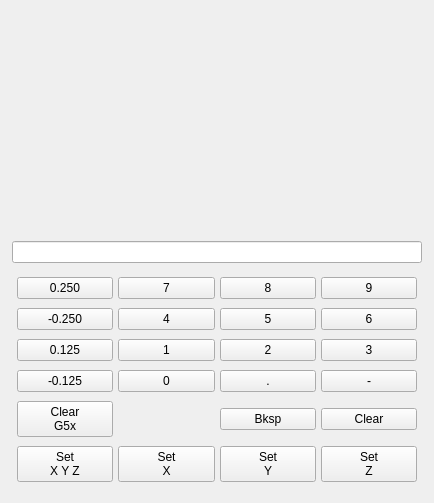
Before: the Qt Designer form qtpyvcp/widgets/utility_widgets/g5x_offset/g5x_keypad.ui in kcjengr/qtpyvcp, drawn with Qt 5.
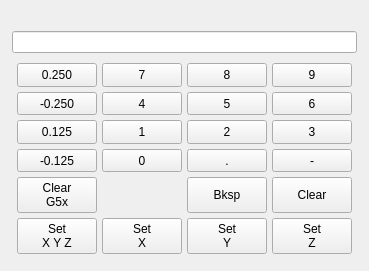
After: the same form once the commit is applied. Custom widgets are drawn as their Qt base class.

Commit message: add missing button groups

The edit to the form file:
```diff
--- a/qtpyvcp/widgets/utility_widgets/g5x_offset/g5x_keypad.ui
+++ b/qtpyvcp/widgets/utility_widgets/g5x_offset/g5x_keypad.ui
@@ -6,8 +6,8 @@
    <rect>
     <x>0</x>
     <y>0</y>
-    <width>434</width>
-    <height>503</height>
+    <width>365</width>
+    <height>271</height>
    </rect>
   </property>
   <property name="windowTitle">
@@ -17,7 +17,7 @@
    <item>
     <widget class="VCPWidget" name="g5xWidget">
      <property name="rules" stdset="0">
-      <string>[{&quot;channels&quot;: [{&quot;url&quot;: &quot;status:all_axes_homed&quot;, &quot;trigger&quot;: true}], &quot;property&quot;: &quot;Enable&quot;, &quot;expression&quot;: &quot;ch[0]&quot;, &quot;name&quot;: &quot;New Rule&quot;}]</string>
+      <string>[{&quot;channels&quot;: [{&quot;url&quot;: &quot;status:all_axes_homed&quot;, &quot;trigger&quot;: true}], &quot;property&quot;: &quot;Enable&quot;, &quot;expression&quot;: &quot;ch[0]&quot;, &quot;name&quot;: &quot;enabled&quot;}]</string>
      </property>
      <layout class="QGridLayout" name="gridLayout_33">
       <property name="leftMargin">
@@ -35,8 +35,14 @@
       <property name="spacing">
        <number>5</number>
       </property>
-      <item row="0" column="0">
+      <item row="1" column="0">
        <widget class="StatusLabel" name="statuslabel_27">
+        <property name="sizePolicy">
+         <sizepolicy hsizetype="Preferred" vsizetype="Fixed">
+          <horstretch>0</horstretch>
+          <verstretch>0</verstretch>
+         </sizepolicy>
+        </property>
         <property name="alignment">
          <set>Qt::AlignCenter</set>
         </property>
@@ -45,14 +51,7 @@
         </property>
        </widget>
       </item>
-      <item row="1" column="0">
-       <widget class="QLineEdit" name="g5xOffsetLbl">
-        <property name="readOnly">
-         <bool>true</bool>
-        </property>
-       </widget>
-      </item>
-      <item row="2" column="0">
+      <item row="3" column="0">
        <widget class="QWidget" name="g5xKeypad" native="true">
         <layout class="QGridLayout" name="gridLayout_17">
          <property name="leftMargin">
@@ -70,178 +69,348 @@
          <property name="spacing">
           <number>5</number>
          </property>
-         <item row="1" column="2">
-          <widget class="QPushButton" name="pushButton_93">
+         <item row="5" column="2">
+          <widget class="QPushButton" name="g5xBkspBtn">
+           <property name="sizePolicy">
+            <sizepolicy hsizetype="Minimum" vsizetype="Expanding">
+             <horstretch>0</horstretch>
+             <verstretch>0</verstretch>
+            </sizepolicy>
+           </property>
            <property name="text">
-            <string>5</string>
+            <string>Bksp</string>
            </property>
           </widget>
          </item>
-         <item row="2" column="3">
-          <widget class="QPushButton" name="pushButton_88">
+         <item row="6" column="1">
+          <widget class="MDIButton" name="mdibutton_3">
+           <property name="sizePolicy">
+            <sizepolicy hsizetype="Minimum" vsizetype="Expanding">
+             <horstretch>0</horstretch>
+             <verstretch>0</verstretch>
+            </sizepolicy>
+           </property>
            <property name="text">
-            <string>3</string>
+            <string>Set
+X</string>
            </property>
+           <property name="MDICommand" stdset="0">
+            <string>G10L20P0X#&lt;g5xOffsetLbl&gt;</string>
+           </property>
           </widget>
          </item>
-         <item row="2" column="0">
+         <item row="3" column="0">
           <widget class="QPushButton" name="pushButton_47">
+           <property name="sizePolicy">
+            <sizepolicy hsizetype="Minimum" vsizetype="Expanding">
+             <horstretch>0</horstretch>
+             <verstretch>0</verstretch>
+            </sizepolicy>
+           </property>
            <property name="text">
             <string>0.125</string>
            </property>
+           <attribute name="buttonGroup">
+            <string notr="true">keypad</string>
+           </attribute>
           </widget>
          </item>
-         <item row="2" column="2">
-          <widget class="QPushButton" name="pushButton_87">
+         <item row="6" column="2">
+          <widget class="MDIButton" name="mdibutton_5">
+           <property name="sizePolicy">
+            <sizepolicy hsizetype="Minimum" vsizetype="Expanding">
+             <horstretch>0</horstretch>
+             <verstretch>0</verstretch>
+            </sizepolicy>
+           </property>
            <property name="text">
-            <string>2</string>
+            <string>Set
+Y</string>
            </property>
+           <property name="MDICommand" stdset="0">
+            <string>G10L20P0Y#&lt;g5xOffsetLbl&gt;</string>
+           </property>
           </widget>
          </item>
-         <item row="3" column="3">
-          <widget class="QPushButton" name="pushButton_90">
+         <item row="6" column="3">
+          <widget class="MDIButton" name="mdibutton_6">
+           <property name="sizePolicy">
+            <sizepolicy hsizetype="Minimum" vsizetype="Expanding">
+             <horstretch>0</horstretch>
+             <verstretch>0</verstretch>
+            </sizepolicy>
+           </property>
            <property name="text">
-            <string>-</string>
+            <string>Set
+Z</string>
            </property>
+           <property name="MDICommand" stdset="0">
+            <string>G10L20P0Z#&lt;g5xOffsetLbl&gt;</string>
+           </property>
           </widget>
          </item>
-         <item row="1" column="0">
-          <widget class="QPushButton" name="pushButton_91">
+         <item row="0" column="1">
+          <widget class="QPushButton" name="pushButton_97">
+           <property name="sizePolicy">
+            <sizepolicy hsizetype="Minimum" vsizetype="Expanding">
+             <horstretch>0</horstretch>
+             <verstretch>0</verstretch>
+            </sizepolicy>
+           </property>
            <property name="text">
-            <string>-0.250</string>
+            <string>7</string>
            </property>
+           <attribute name="buttonGroup">
+            <string notr="true">keypad</string>
+           </attribute>
           </widget>
          </item>
-         <item row="3" column="0">
+         <item row="4" column="0">
           <widget class="QPushButton" name="pushButton_46">
+           <property name="sizePolicy">
+            <sizepolicy hsizetype="Minimum" vsizetype="Expanding">
+             <horstretch>0</horstretch>
+             <verstretch>0</verstretch>
+            </sizepolicy>
+           </property>
            <property name="text">
             <string>-0.125</string>
            </property>
+           <attribute name="buttonGroup">
+            <string notr="true">keypad</string>
+           </attribute>
           </widget>
          </item>
-         <item row="3" column="1">
+         <item row="4" column="1">
           <widget class="QPushButton" name="pushButton_49">
+           <property name="sizePolicy">
+            <sizepolicy hsizetype="Minimum" vsizetype="Expanding">
+             <horstretch>0</horstretch>
+             <verstretch>0</verstretch>
+            </sizepolicy>
+           </property>
            <property name="text">
             <string>0</string>
            </property>
+           <attribute name="buttonGroup">
+            <string notr="true">keypad</string>
+           </attribute>
           </widget>
          </item>
-         <item row="4" column="2">
-          <widget class="QPushButton" name="g5xBkspBtn">
+         <item row="0" column="0">
+          <widget class="QPushButton" name="pushButton_98">
+           <property name="sizePolicy">
+            <sizepolicy hsizetype="Minimum" vsizetype="Expanding">
+             <horstretch>0</horstretch>
+             <verstretch>0</verstretch>
+            </sizepolicy>
+           </property>
            <property name="text">
-            <string>Bksp</string>
+            <string>0.250</string>
+           </property>
+           <attribute name="buttonGroup">
+            <string notr="true">keypad</string>
+           </attribute>
+          </widget>
+         </item>
+         <item row="3" column="3">
+          <widget class="QPushButton" name="pushButton_88">
+           <property name="sizePolicy">
+            <sizepolicy hsizetype="Minimum" vsizetype="Expanding">
+             <horstretch>0</horstretch>
+             <verstretch>0</verstretch>
+            </sizepolicy>
+           </property>
+           <property name="text">
+            <string>3</string>
+           </property>
+           <attribute name="buttonGroup">
+            <string notr="true">keypad</string>
+           </attribute>
+          </widget>
+         </item>
+         <item row="5" column="3">
+          <widget class="QPushButton" name="g5xClearBtn">
+           <property name="sizePolicy">
+            <sizepolicy hsizetype="Minimum" vsizetype="Expanding">
+             <horstretch>0</horstretch>
+             <verstretch>0</verstretch>
+            </sizepolicy>
+           </property>
+           <property name="text">
+            <string>Clear</string>
            </property>
           </widget>
          </item>
          <item row="3" column="2">
+          <widget class="QPushButton" name="pushButton_87">
+           <property name="sizePolicy">
+            <sizepolicy hsizetype="Minimum" vsizetype="Expanding">
+             <horstretch>0</horstretch>
+             <verstretch>0</verstretch>
+            </sizepolicy>
+           </property>
+           <property name="text">
+            <string>2</string>
+           </property>
+           <attribute name="buttonGroup">
+            <string notr="true">keypad</string>
+           </attribute>
+          </widget>
+         </item>
+         <item row="1" column="2">
+          <widget class="QPushButton" name="pushButton_93">
+           <property name="sizePolicy">
+            <sizepolicy hsizetype="Minimum" vsizetype="Expanding">
+             <horstretch>0</horstretch>
+             <verstretch>0</verstretch>
+            </sizepolicy>
+           </property>
+           <property name="text">
+            <string>5</string>
+           </property>
+           <attribute name="buttonGroup">
+            <string notr="true">keypad</string>
+           </attribute>
+          </widget>
+         </item>
+         <item row="4" column="2">
           <widget class="QPushButton" name="pushButton_83">
+           <property name="sizePolicy">
+            <sizepolicy hsizetype="Minimum" vsizetype="Expanding">
+             <horstretch>0</horstretch>
+             <verstretch>0</verstretch>
+            </sizepolicy>
+           </property>
            <property name="text">
             <string>.</string>
            </property>
+           <attribute name="buttonGroup">
+            <string notr="true">keypad</string>
+           </attribute>
           </widget>
          </item>
-         <item row="2" column="1">
-          <widget class="QPushButton" name="pushButton_48">
-           <property name="text">
-            <string>1</string>
+         <item row="1" column="0">
+          <widget class="QPushButton" name="pushButton_91">
+           <property name="sizePolicy">
+            <sizepolicy hsizetype="Minimum" vsizetype="Expanding">
+             <horstretch>0</horstretch>
+             <verstretch>0</verstretch>
+            </sizepolicy>
            </property>
-          </widget>
-         </item>
-         <item row="1" column="1">
-          <widget class="QPushButton" name="pushButton_92">
            <property name="text">
-            <string>4</string>
+            <string>-0.250</string>
            </property>
+           <attribute name="buttonGroup">
+            <string notr="true">keypad</string>
+           </attribute>
           </widget>
          </item>
          <item row="1" column="3">
           <widget class="QPushButton" name="pushButton_94">
+           <property name="sizePolicy">
+            <sizepolicy hsizetype="Minimum" vsizetype="Expanding">
+             <horstretch>0</horstretch>
+             <verstretch>0</verstretch>
+            </sizepolicy>
+           </property>
            <property name="text">
             <string>6</string>
            </property>
+           <attribute name="buttonGroup">
+            <string notr="true">keypad</string>
+           </attribute>
           </widget>
          </item>
          <item row="4" column="3">
-          <widget class="QPushButton" name="g5xClearBtn">
+          <widget class="QPushButton" name="pushButton_90">
+           <property name="sizePolicy">
+            <sizepolicy hsizetype="Minimum" vsizetype="Expanding">
+             <horstretch>0</horstretch>
+             <verstretch>0</verstretch>
+            </sizepolicy>
+           </property>
            <property name="text">
-            <string>Clear</string>
+            <string>-</string>
            </property>
+           <attribute name="buttonGroup">
+            <string notr="true">keypad</string>
+           </attribute>
           </widget>
          </item>
          <item row="0" column="3">
           <widget class="QPushButton" name="pushButton_95">
+           <property name="sizePolicy">
+            <sizepolicy hsizetype="Minimum" vsizetype="Expanding">
+             <horstretch>0</horstretch>
+             <verstretch>0</verstretch>
+            </sizepolicy>
+           </property>
            <property name="text">
             <string>9</string>
            </property>
+           <attribute name="buttonGroup">
+            <string notr="true">keypad</string>
+           </attribute>
+          </widget>
+         </item>
+         <item row="6" column="0">
+          <widget class="MDIButton" name="mdibutton_4">
+           <property name="sizePolicy">
+            <sizepolicy hsizetype="Minimum" vsizetype="Expanding">
+             <horstretch>0</horstretch>
+             <verstretch>0</verstretch>
+            </sizepolicy>
+           </property>
+           <property name="text">
+            <string>Set
+X Y Z</string>
+           </property>
+           <property name="MDICommand" stdset="0">
+            <string>G10L20P0X#&lt;g5xOffsetLbl&gt;Y#&lt;g5xOffsetLbl&gt;Z#&lt;g5xOffsetLbl&gt;</string>
+           </property>
           </widget>
          </item>
          <item row="0" column="2">
           <widget class="QPushButton" name="pushButton_96">
+           <property name="sizePolicy">
+            <sizepolicy hsizetype="Minimum" vsizetype="Expanding">
+             <horstretch>0</horstretch>
+             <verstretch>0</verstretch>
+            </sizepolicy>
+           </property>
            <property name="text">
             <string>8</string>
            </property>
+           <attribute name="buttonGroup">
+            <string notr="true">keypad</string>
+           </attribute>
           </widget>
          </item>
-         <item row="0" column="1">
-          <widget class="QPushButton" name="pushButton_97">
-           <property name="text">
-            <string>7</string>
+         <item row="3" column="1">
+          <widget class="QPushButton" name="pushButton_48">
+           <property name="sizePolicy">
+            <sizepolicy hsizetype="Minimum" vsizetype="Expanding">
+             <horstretch>0</horstretch>
+             <verstretch>0</verstretch>
+            </sizepolicy>
            </property>
-          </widget>
-         </item>
-         <item row="0" column="0">
-          <widget class="QPushButton" name="pushButton_98">
            <property name="text">
-            <string>0.250</string>
+            <string>1</string>
            </property>
-          </widget>
-         </item>
-         <item row="5" column="1">
-          <widget class="MDIButton" name="mdibutton_3">
-           <property name="text">
-            <string>Set
-X</string>
-           </property>
-           <property name="MDICommand" stdset="0">
-            <string>G10L20P0X#&lt;g5xOffsetLbl&gt;</string>
-           </property>
+           <attribute name="buttonGroup">
+            <string notr="true">keypad</string>
+           </attribute>
           </widget>
          </item>
          <item row="5" column="0">
-          <widget class="MDIButton" name="mdibutton_4">
-           <property name="text">
-            <string>Set
-X Y Z</string>
-           </property>
-           <property name="MDICommand" stdset="0">
-            <string>G10L20P0X#&lt;g5xOffsetLbl&gt;Y#&lt;g5xOffsetLbl&gt;Z#&lt;g5xOffsetLbl&gt;</string>
-           </property>
-          </widget>
-         </item>
-         <item row="5" column="2">
-          <widget class="MDIButton" name="mdibutton_5">
-           <property name="text">
-            <string>Set
-Y</string>
-           </property>
-           <property name="MDICommand" stdset="0">
-            <string>G10L20P0Y#&lt;g5xOffsetLbl&gt;</string>
-           </property>
-          </widget>
-         </item>
-         <item row="5" column="3">
-          <widget class="MDIButton" name="mdibutton_6">
-           <property name="text">
-            <string>Set
-Z</string>
-           </property>
-           <property name="MDICommand" stdset="0">
-            <string>G10L20P0Z#&lt;g5xOffsetLbl&gt;</string>
-           </property>
-          </widget>
-         </item>
-         <item row="4" column="0">
           <widget class="MDIButton" name="mdibutton_12">
+           <property name="sizePolicy">
+            <sizepolicy hsizetype="Minimum" vsizetype="Expanding">
+             <horstretch>0</horstretch>
+             <verstretch>0</verstretch>
+            </sizepolicy>
+           </property>
            <property name="text">
             <string>Clear
 G5x</string>
@@ -251,9 +420,32 @@
            </property>
           </widget>
          </item>
+         <item row="1" column="1">
+          <widget class="QPushButton" name="pushButton_92">
+           <property name="sizePolicy">
+            <sizepolicy hsizetype="Minimum" vsizetype="Expanding">
+             <horstretch>0</horstretch>
+             <verstretch>0</verstretch>
+            </sizepolicy>
+           </property>
+           <property name="text">
+            <string>4</string>
+           </property>
+           <attribute name="buttonGroup">
+            <string notr="true">keypad</string>
+           </attribute>
+          </widget>
+         </item>
         </layout>
        </widget>
       </item>
+      <item row="2" column="0">
+       <widget class="QLineEdit" name="g5xOffsetLbl">
+        <property name="readOnly">
+         <bool>true</bool>
+        </property>
+       </widget>
+      </item>
      </layout>
     </widget>
    </item>
```
Left out of the diff: 3 changed lines with no effect on the pictures. The commit also changes 3 other files.
